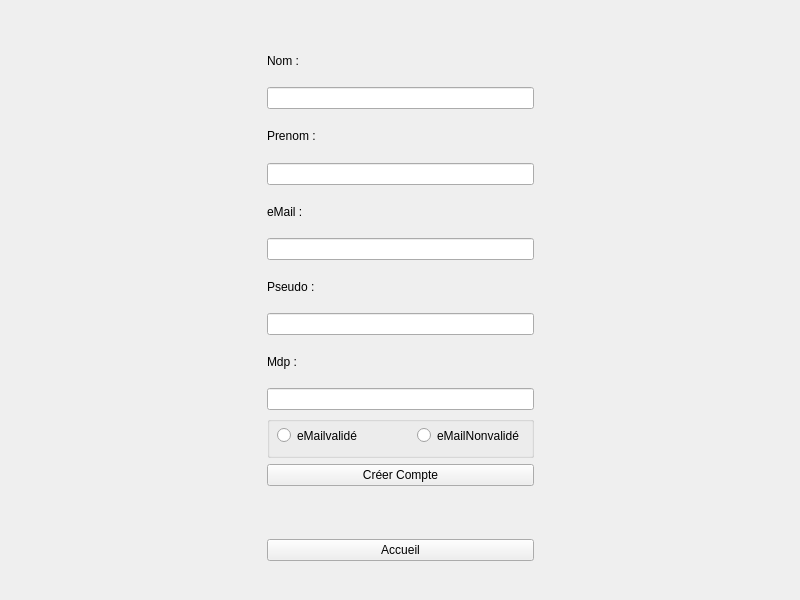
emiliagoeurymayo/ShareCount, file espace_tests/inscription.ui: the form before one commit.
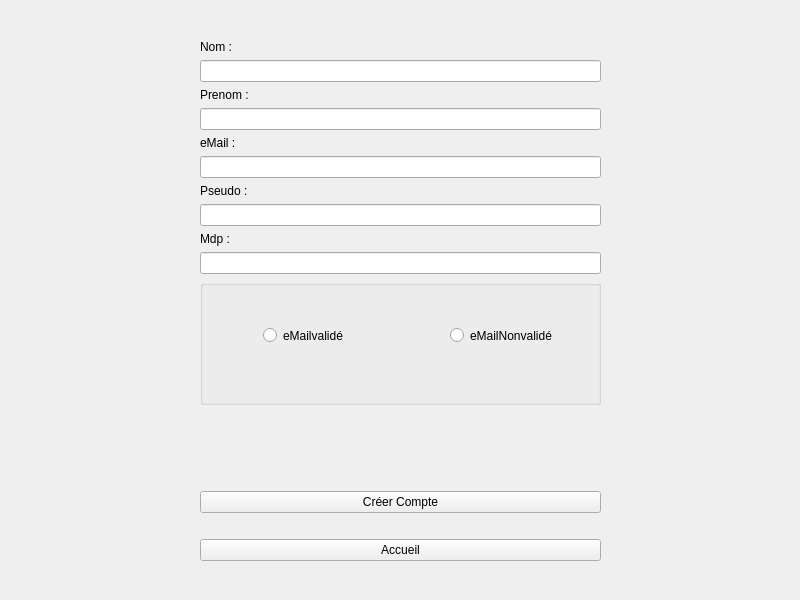
The form after the commit.

Patch:
```diff
--- a/espace_tests/inscription.ui
+++ b/espace_tests/inscription.ui
@@ -24,15 +24,142 @@
      </rect>
     </property>
     <layout class="QGridLayout" name="gridLayout">
-     <item row="17" column="1">
-      <widget class="QPushButton" name="boutton_Compte">
+     <item row="3" column="1">
+      <widget class="QLabel" name="label_5">
        <property name="text">
-        <string>Créer Compte</string>
+        <string>Prenom :</string>
        </property>
       </widget>
      </item>
-     <item row="7" column="1">
-      <widget class="QLineEdit" name="lineEdit_eMail"/>
+     <item row="4" column="1">
+      <widget class="QLineEdit" name="lineEdit_Prenom">
+       <property name="echoMode">
+        <enum>QLineEdit::Normal</enum>
+       </property>
+      </widget>
+     </item>
+     <item row="15" column="1">
+      <spacer name="verticalSpacer_4">
+       <property name="orientation">
+        <enum>Qt::Vertical</enum>
+       </property>
+       <property name="sizeType">
+        <enum>QSizePolicy::Minimum</enum>
+       </property>
+       <property name="sizeHint" stdset="0">
+        <size>
+         <width>40</width>
+         <height>80</height>
+        </size>
+       </property>
+      </spacer>
+     </item>
+     <item row="2" column="2">
+      <spacer name="horizontalSpacer_2">
+       <property name="orientation">
+        <enum>Qt::Horizontal</enum>
+       </property>
+       <property name="sizeType">
+        <enum>QSizePolicy::Preferred</enum>
+       </property>
+       <property name="sizeHint" stdset="0">
+        <size>
+         <width>200</width>
+         <height>20</height>
+        </size>
+       </property>
+      </spacer>
+     </item>
+     <item row="2" column="1">
+      <widget class="QLineEdit" name="lineEdit_Nom"/>
+     </item>
+     <item row="21" column="1">
+      <spacer name="verticalSpacer">
+       <property name="orientation">
+        <enum>Qt::Vertical</enum>
+       </property>
+       <property name="sizeType">
+        <enum>QSizePolicy::Minimum</enum>
+       </property>
+       <property name="sizeHint" stdset="0">
+        <size>
+         <width>20</width>
+         <height>40</height>
+        </size>
+       </property>
+      </spacer>
+     </item>
+     <item row="2" column="0">
+      <spacer name="horizontalSpacer">
+       <property name="orientation">
+        <enum>Qt::Horizontal</enum>
+       </property>
+       <property name="sizeType">
+        <enum>QSizePolicy::Preferred</enum>
+       </property>
+       <property name="sizeHint" stdset="0">
+        <size>
+         <width>200</width>
+         <height>20</height>
+        </size>
+       </property>
+      </spacer>
+     </item>
+     <item row="8" column="1">
+      <widget class="QLabel" name="label_3">
+       <property name="text">
+        <string>Pseudo :</string>
+       </property>
+      </widget>
+     </item>
+     <item row="19" column="1">
+      <spacer name="verticalSpacer_3">
+       <property name="orientation">
+        <enum>Qt::Vertical</enum>
+       </property>
+       <property name="sizeType">
+        <enum>QSizePolicy::Minimum</enum>
+       </property>
+       <property name="sizeHint" stdset="0">
+        <size>
+         <width>20</width>
+         <height>20</height>
+        </size>
+       </property>
+      </spacer>
+     </item>
+     <item row="1" column="1">
+      <widget class="QLabel" name="label">
+       <property name="text">
+        <string>Nom :</string>
+       </property>
+      </widget>
+     </item>
+     <item row="14" column="0">
+      <spacer name="verticalSpacer_5">
+       <property name="orientation">
+        <enum>Qt::Vertical</enum>
+       </property>
+       <property name="sizeHint" stdset="0">
+        <size>
+         <width>20</width>
+         <height>40</height>
+        </size>
+       </property>
+      </spacer>
+     </item>
+     <item row="14" column="2">
+      <spacer name="verticalSpacer_6">
+       <property name="orientation">
+        <enum>Qt::Vertical</enum>
+       </property>
+       <property name="sizeHint" stdset="0">
+        <size>
+         <width>20</width>
+         <height>40</height>
+        </size>
+       </property>
+      </spacer>
      </item>
      <item row="0" column="1">
       <spacer name="verticalSpacer_2">
@@ -40,7 +167,7 @@
         <enum>Qt::Vertical</enum>
        </property>
        <property name="sizeType">
-        <enum>QSizePolicy::Minimum</enum>
+        <enum>QSizePolicy::Maximum</enum>
        </property>
        <property name="sizeHint" stdset="0">
         <size>
@@ -50,8 +177,15 @@
        </property>
       </spacer>
      </item>
-     <item row="10" column="1">
-      <widget class="QLineEdit" name="lineEdit_Pseudo">
+     <item row="20" column="1">
+      <widget class="QPushButton" name="retourAccueil">
+       <property name="text">
+        <string>Accueil</string>
+       </property>
+      </widget>
+     </item>
+     <item row="12" column="1">
+      <widget class="QLineEdit" name="lineEdit_Mdp">
        <property name="echoMode">
         <enum>QLineEdit::Normal</enum>
        </property>
@@ -64,7 +198,31 @@
        </property>
       </widget>
      </item>
-     <item row="13" column="1">
+     <item row="18" column="1">
+      <widget class="QPushButton" name="boutton_Compte">
+       <property name="text">
+        <string>Créer Compte</string>
+       </property>
+      </widget>
+     </item>
+     <item row="10" column="1">
+      <widget class="QLineEdit" name="lineEdit_Pseudo">
+       <property name="echoMode">
+        <enum>QLineEdit::Normal</enum>
+       </property>
+      </widget>
+     </item>
+     <item row="7" column="1">
+      <widget class="QLineEdit" name="lineEdit_eMail"/>
+     </item>
+     <item row="6" column="1">
+      <widget class="QLabel" name="label_2">
+       <property name="text">
+        <string>eMail :</string>
+       </property>
+      </widget>
+     </item>
+     <item row="14" column="1">
       <widget class="QGroupBox" name="mailValide">
        <property name="enabled">
         <bool>true</bool>
@@ -81,12 +239,15 @@
        <widget class="QRadioButton" name="buttonmailvalide">
         <property name="geometry">
          <rect>
-          <x>10</x>
+          <x>63</x>
           <y>10</y>
-          <width>84</width>
-          <height>19</height>
+          <width>121</width>
+          <height>91</height>
          </rect>
         </property>
+        <property name="layoutDirection">
+         <enum>Qt::LeftToRight</enum>
+        </property>
         <property name="text">
          <string>eMailvalidé</string>
         </property>
@@ -94,119 +255,21 @@
        <widget class="QRadioButton" name="buttonmailInvalide">
         <property name="geometry">
          <rect>
-          <x>150</x>
+          <x>250</x>
           <y>10</y>
-          <width>111</width>
-          <height>19</height>
+          <width>131</width>
+          <height>91</height>
          </rect>
         </property>
+        <property name="layoutDirection">
+         <enum>Qt::LeftToRight</enum>
+        </property>
         <property name="text">
          <string>eMailNonvalidé</string>
         </property>
        </widget>
       </widget>
      </item>
-     <item row="18" column="1">
-      <widget class="QLabel" name="label_6">
-       <property name="text">
-        <string/>
-       </property>
-      </widget>
-     </item>
-     <item row="19" column="1">
-      <widget class="QPushButton" name="retourAccueil">
-       <property name="text">
-        <string>Accueil</string>
-       </property>
-      </widget>
-     </item>
-     <item row="2" column="1">
-      <widget class="QLineEdit" name="lineEdit_Nom"/>
-     </item>
-     <item row="2" column="2">
-      <spacer name="horizontalSpacer_2">
-       <property name="orientation">
-        <enum>Qt::Horizontal</enum>
-       </property>
-       <property name="sizeHint" stdset="0">
-        <size>
-         <width>40</width>
-         <height>20</height>
-        </size>
-       </property>
-      </spacer>
-     </item>
-     <item row="1" column="1">
-      <widget class="QLabel" name="label">
-       <property name="text">
-        <string>Nom :</string>
-       </property>
-      </widget>
-     </item>
-     <item row="6" column="1">
-      <widget class="QLabel" name="label_2">
-       <property name="text">
-        <string>eMail :</string>
-       </property>
-      </widget>
-     </item>
-     <item row="12" column="1">
-      <widget class="QLineEdit" name="lineEdit_Mdp">
-       <property name="echoMode">
-        <enum>QLineEdit::Password</enum>
-       </property>
-      </widget>
-     </item>
-     <item row="2" column="0">
-      <spacer name="horizontalSpacer">
-       <property name="orientation">
-        <enum>Qt::Horizontal</enum>
-       </property>
-       <property name="sizeHint" stdset="0">
-        <size>
-         <width>40</width>
-         <height>20</height>
-        </size>
-       </property>
-      </spacer>
-     </item>
-     <item row="3" column="1">
-      <widget class="QLabel" name="label_5">
-       <property name="text">
-        <string>Prenom :</string>
-       </property>
-      </widget>
-     </item>
-     <item row="20" column="1">
-      <spacer name="verticalSpacer">
-       <property name="orientation">
-        <enum>Qt::Vertical</enum>
-       </property>
-       <property name="sizeType">
-        <enum>QSizePolicy::Minimum</enum>
-       </property>
-       <property name="sizeHint" stdset="0">
-        <size>
-         <width>20</width>
-         <height>40</height>
-        </size>
-       </property>
-      </spacer>
-     </item>
-     <item row="4" column="1">
-      <widget class="QLineEdit" name="lineEdit_Prenom">
-       <property name="echoMode">
-        <enum>QLineEdit::Normal</enum>
-       </property>
-      </widget>
-     </item>
-     <item row="8" column="1">
-      <widget class="QLabel" name="label_3">
-       <property name="text">
-        <string>Pseudo :</string>
-       </property>
-      </widget>
-     </item>
     </layout>
    </widget>
   </widget>
```
Left out of the diff: 2 changed lines with no effect on the pictures.
